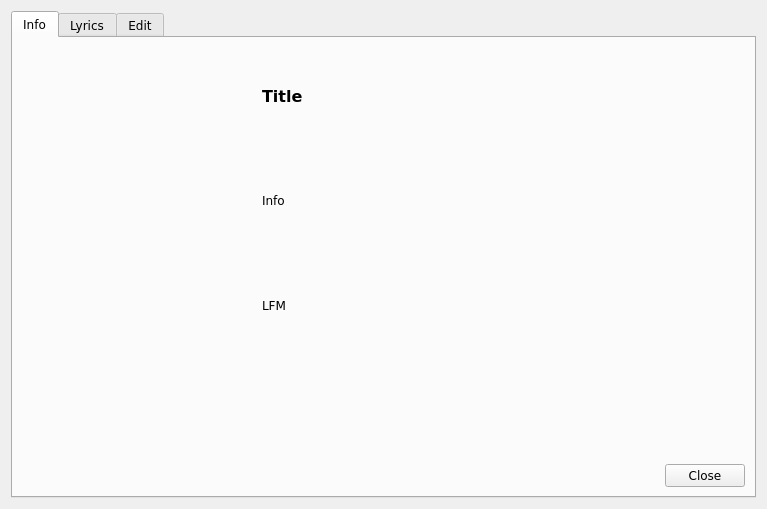
First picture: the form in trunk/src/GUI/InfoDialog/GUI_InfoDialog.ui, repository shahid334/sayonara-player, before the edit.
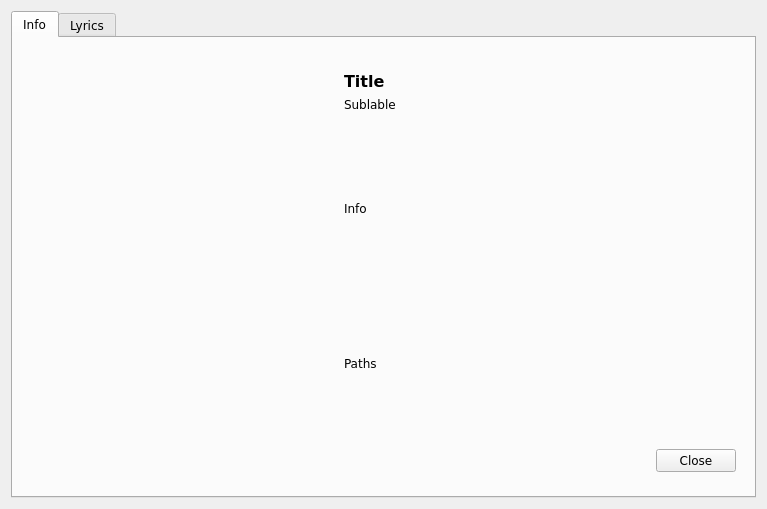
Second picture: the form after the edit. The open tabs and pages were chosen to show the change.

```diff
--- a/trunk/src/GUI/InfoDialog/GUI_InfoDialog.ui
+++ b/trunk/src/GUI/InfoDialog/GUI_InfoDialog.ui
@@ -14,7 +14,7 @@
    <string>Info / Edit</string>
   </property>
   <layout class="QGridLayout" name="gridLayout">
-   <item row="0" column="0">
+   <item row="1" column="1">
     <widget class="QTabWidget" name="tab_widget">
      <property name="minimumSize">
       <size>
@@ -38,7 +38,7 @@
       <enum>QTabWidget::Rounded</enum>
      </property>
      <property name="currentIndex">
-      <number>2</number>
+      <number>1</number>
      </property>
      <property name="elideMode">
       <enum>Qt::ElideNone</enum>
@@ -60,161 +60,10 @@
        <property name="horizontalSpacing">
         <number>20</number>
        </property>
-       <item row="1" column="1" colspan="2">
-        <widget class="QLabel" name="lab_info">
-         <property name="sizePolicy">
-          <sizepolicy hsizetype="Preferred" vsizetype="Preferred">
-           <horstretch>0</horstretch>
-           <verstretch>0</verstretch>
-          </sizepolicy>
-         </property>
-         <property name="font">
-          <font>
-           <family>DejaVu Sans</family>
-          </font>
-         </property>
-         <property name="text">
-          <string>Info</string>
-         </property>
-         <property name="wordWrap">
-          <bool>true</bool>
-         </property>
-        </widget>
-       </item>
-       <item row="2" column="1" colspan="2">
-        <widget class="QLabel" name="lab_playcount">
-         <property name="sizePolicy">
-          <sizepolicy hsizetype="Preferred" vsizetype="Preferred">
-           <horstretch>0</horstretch>
-           <verstretch>0</verstretch>
-          </sizepolicy>
-         </property>
-         <property name="font">
-          <font>
-           <family>DejaVu Sans</family>
-          </font>
-         </property>
-         <property name="text">
-          <string>LFM</string>
-         </property>
-         <property name="wordWrap">
-          <bool>true</bool>
-         </property>
-        </widget>
-       </item>
-       <item row="3" column="1" colspan="2">
-        <widget class="QLabel" name="lab_paths">
-         <property name="sizePolicy">
-          <sizepolicy hsizetype="Preferred" vsizetype="Preferred">
-           <horstretch>0</horstretch>
-           <verstretch>0</verstretch>
-          </sizepolicy>
-         </property>
-         <property name="font">
-          <font>
-           <family>DejaVu Sans</family>
-          </font>
-         </property>
-         <property name="text">
-          <string/>
-         </property>
-         <property name="wordWrap">
-          <bool>true</bool>
-         </property>
-        </widget>
-       </item>
-       <item row="0" column="0" rowspan="5">
-        <layout class="QVBoxLayout" name="verticalLayout">
-         <item>
-          <spacer name="verticalSpacer_2">
-           <property name="font">
-            <font>
-             <family>DejaVu Sans</family>
-            </font>
-           </property>
-           <property name="orientation">
-            <enum>Qt::Vertical</enum>
-           </property>
-           <property name="sizeHint" stdset="0">
-            <size>
-             <width>20</width>
-             <height>40</height>
-            </size>
-           </property>
-          </spacer>
-         </item>
-         <item>
-          <widget class="QPushButton" name="btn_image">
-           <property name="minimumSize">
-            <size>
-             <width>220</width>
-             <height>220</height>
-            </size>
-           </property>
-           <property name="maximumSize">
-            <size>
-             <width>220</width>
-             <height>220</height>
-            </size>
-           </property>
-           <property name="font">
-            <font>
-             <family>DejaVu Sans</family>
-            </font>
-           </property>
-           <property name="focusPolicy">
-            <enum>Qt::NoFocus</enum>
-           </property>
-           <property name="text">
-            <string/>
-           </property>
-           <property name="iconSize">
-            <size>
-             <width>220</width>
-             <height>220</height>
-            </size>
-           </property>
-           <property name="flat">
-            <bool>true</bool>
-           </property>
-          </widget>
-         </item>
-         <item>
-          <spacer name="verticalSpacer">
-           <property name="font">
-            <font>
-             <family>DejaVu Sans</family>
-            </font>
-           </property>
-           <property name="orientation">
-            <enum>Qt::Vertical</enum>
-           </property>
-           <property name="sizeHint" stdset="0">
-            <size>
-             <width>20</width>
-             <height>40</height>
-            </size>
-           </property>
-          </spacer>
-         </item>
-        </layout>
-       </item>
-       <item row="4" column="2">
-        <widget class="QPushButton" name="btn_close1">
-         <property name="font">
-          <font>
-           <family>DejaVu Sans</family>
-          </font>
-         </property>
-         <property name="focusPolicy">
-          <enum>Qt::NoFocus</enum>
-         </property>
-         <property name="text">
-          <string>Close</string>
-         </property>
-        </widget>
-       </item>
-       <item row="4" column="1">
+       <item row="5" column="1">
+        <widget class="QWidget" name="ui_info_widget" native="true">
+         <layout class="QGridLayout" name="gridLayout_5">
+          <item row="6" column="1">
         <spacer name="horizontalSpacer_2">
          <property name="font">
           <font>
@@ -227,15 +76,93 @@
          <property name="sizeHint" stdset="0">
           <size>
            <width>40</width>
+              <height>34</height>
+             </size>
+            </property>
+           </spacer>
+          </item>
+          <item row="6" column="2">
+           <widget class="QPushButton" name="btn_close1">
+            <property name="font">
+             <font>
+              <family>DejaVu Sans</family>
+             </font>
+            </property>
+            <property name="focusPolicy">
+             <enum>Qt::NoFocus</enum>
+            </property>
+            <property name="text">
+             <string>Close</string>
+            </property>
+           </widget>
+          </item>
+          <item row="6" column="0">
+           <spacer name="horizontalSpacer_3">
+            <property name="orientation">
+             <enum>Qt::Horizontal</enum>
+            </property>
+            <property name="sizeHint" stdset="0">
+             <size>
+              <width>40</width>
            <height>20</height>
           </size>
          </property>
         </spacer>
        </item>
-       <item row="0" column="1" colspan="2">
+          <item row="5" column="1">
+           <widget class="QLabel" name="lab_paths">
+            <property name="sizePolicy">
+             <sizepolicy hsizetype="MinimumExpanding" vsizetype="MinimumExpanding">
+              <horstretch>0</horstretch>
+              <verstretch>0</verstretch>
+             </sizepolicy>
+            </property>
+            <property name="font">
+             <font>
+              <family>DejaVu Sans</family>
+             </font>
+            </property>
+            <property name="text">
+             <string>Paths</string>
+            </property>
+            <property name="wordWrap">
+             <bool>true</bool>
+            </property>
+           </widget>
+          </item>
+          <item row="3" column="1">
+           <spacer name="verticalSpacer_3">
+            <property name="orientation">
+             <enum>Qt::Vertical</enum>
+            </property>
+            <property name="sizeType">
+             <enum>QSizePolicy::Maximum</enum>
+            </property>
+            <property name="sizeHint" stdset="0">
+             <size>
+              <width>20</width>
+              <height>10</height>
+             </size>
+            </property>
+           </spacer>
+          </item>
+          <item row="2" column="1">
+           <widget class="QLabel" name="lab_subheader">
+            <property name="sizePolicy">
+             <sizepolicy hsizetype="MinimumExpanding" vsizetype="Maximum">
+              <horstretch>0</horstretch>
+              <verstretch>0</verstretch>
+             </sizepolicy>
+            </property>
+            <property name="text">
+             <string>Sublable</string>
+            </property>
+           </widget>
+          </item>
+          <item row="1" column="1">
         <widget class="QLabel" name="lab_heading">
          <property name="sizePolicy">
-          <sizepolicy hsizetype="MinimumExpanding" vsizetype="Preferred">
+             <sizepolicy hsizetype="MinimumExpanding" vsizetype="Maximum">
            <horstretch>0</horstretch>
            <verstretch>0</verstretch>
           </sizepolicy>
@@ -256,6 +183,115 @@
          </property>
         </widget>
        </item>
+          <item row="4" column="1">
+           <widget class="QLabel" name="lab_info">
+            <property name="sizePolicy">
+             <sizepolicy hsizetype="MinimumExpanding" vsizetype="MinimumExpanding">
+              <horstretch>0</horstretch>
+              <verstretch>0</verstretch>
+             </sizepolicy>
+            </property>
+            <property name="font">
+             <font>
+              <family>DejaVu Sans</family>
+             </font>
+            </property>
+            <property name="text">
+             <string>Info</string>
+            </property>
+            <property name="wordWrap">
+             <bool>true</bool>
+            </property>
+           </widget>
+          </item>
+          <item row="0" column="1">
+           <spacer name="verticalSpacer_4">
+            <property name="orientation">
+             <enum>Qt::Vertical</enum>
+            </property>
+            <property name="sizeType">
+             <enum>QSizePolicy::Maximum</enum>
+            </property>
+            <property name="sizeHint" stdset="0">
+             <size>
+              <width>20</width>
+              <height>10</height>
+             </size>
+            </property>
+           </spacer>
+          </item>
+          <item row="0" column="0" rowspan="6">
+           <layout class="QVBoxLayout" name="verticalLayout">
+            <property name="sizeConstraint">
+             <enum>QLayout::SetDefaultConstraint</enum>
+            </property>
+            <item>
+             <spacer name="verticalSpacer">
+              <property name="orientation">
+               <enum>Qt::Vertical</enum>
+              </property>
+              <property name="sizeHint" stdset="0">
+               <size>
+                <width>20</width>
+                <height>40</height>
+               </size>
+              </property>
+             </spacer>
+            </item>
+            <item>
+             <widget class="QPushButton" name="btn_image">
+              <property name="minimumSize">
+               <size>
+                <width>300</width>
+                <height>300</height>
+               </size>
+              </property>
+              <property name="maximumSize">
+               <size>
+                <width>300</width>
+                <height>300</height>
+               </size>
+              </property>
+              <property name="font">
+               <font>
+                <family>DejaVu Sans</family>
+               </font>
+              </property>
+              <property name="focusPolicy">
+               <enum>Qt::NoFocus</enum>
+              </property>
+              <property name="text">
+               <string/>
+              </property>
+              <property name="iconSize">
+               <size>
+                <width>220</width>
+                <height>220</height>
+               </size>
+              </property>
+              <property name="flat">
+               <bool>true</bool>
+              </property>
+             </widget>
+            </item>
+            <item>
+             <spacer name="verticalSpacer_2">
+              <property name="orientation">
+               <enum>Qt::Vertical</enum>
+              </property>
+              <property name="sizeHint" stdset="0">
+               <size>
+                <width>20</width>
+                <height>40</height>
+               </size>
+              </property>
+             </spacer>
+            </item>
+           </layout>
+          </item>
+         </layout>
+        </widget>
+       </item>
       </layout>
      </widget>
      <widget class="QWidget" name="tab_2">
@@ -263,49 +299,16 @@
        <string>Lyrics</string>
       </attribute>
       <layout class="QGridLayout" name="gridLayout_3">
-       <item row="0" column="0" colspan="3">
-        <widget class="QTextEdit" name="te_lyrics">
+       <item row="0" column="0">
+        <widget class="QWidget" name="ui_lyric_widget" native="true">
          <property name="sizePolicy">
-          <sizepolicy hsizetype="Preferred" vsizetype="MinimumExpanding">
+          <sizepolicy hsizetype="MinimumExpanding" vsizetype="MinimumExpanding">
            <horstretch>0</horstretch>
            <verstretch>0</verstretch>
           </sizepolicy>
          </property>
-         <property name="minimumSize">
-          <size>
-           <width>0</width>
-           <height>0</height>
-          </size>
-         </property>
-         <property name="sizeIncrement">
-          <size>
-           <width>0</width>
-           <height>0</height>
-          </size>
-         </property>
-         <property name="font">
-          <font>
-           <family>DejaVu Sans</family>
-          </font>
-         </property>
-         <property name="horizontalScrollBarPolicy">
-          <enum>Qt::ScrollBarAlwaysOff</enum>
-         </property>
-        </widget>
-       </item>
-       <item row="2" column="2">
-        <widget class="QPushButton" name="btn_close">
-         <property name="font">
-          <font>
-           <family>DejaVu Sans</family>
-          </font>
-         </property>
-         <property name="text">
-          <string>Close</string>
-         </property>
-        </widget>
-       </item>
-       <item row="2" column="1">
+         <layout class="QGridLayout" name="gridLayout_6">
+          <item row="1" column="1">
         <spacer name="horizontalSpacer">
          <property name="font">
           <font>
@@ -323,8 +326,14 @@
          </property>
         </spacer>
        </item>
-       <item row="2" column="0">
+          <item row="1" column="0">
         <widget class="QComboBox" name="combo_servers">
+            <property name="sizePolicy">
+             <sizepolicy hsizetype="Preferred" vsizetype="Maximum">
+              <horstretch>0</horstretch>
+              <verstretch>0</verstretch>
+             </sizepolicy>
+            </property>
          <property name="font">
           <font>
            <family>DejaVu Sans</family>
@@ -344,13 +353,52 @@
          </property>
         </widget>
        </item>
-      </layout>
-     </widget>
-     <widget class="QWidget" name="tab_3">
-      <attribute name="title">
-       <string>Edit</string>
-      </attribute>
-      <layout class="QGridLayout" name="gridLayout_4"/>
+          <item row="1" column="2">
+           <widget class="QPushButton" name="btn_close">
+            <property name="font">
+             <font>
+              <family>DejaVu Sans</family>
+             </font>
+            </property>
+            <property name="text">
+             <string>Close</string>
+            </property>
+           </widget>
+          </item>
+          <item row="0" column="0" colspan="3">
+           <widget class="QTextEdit" name="te_lyrics">
+            <property name="sizePolicy">
+             <sizepolicy hsizetype="Preferred" vsizetype="MinimumExpanding">
+              <horstretch>0</horstretch>
+              <verstretch>0</verstretch>
+             </sizepolicy>
+            </property>
+            <property name="minimumSize">
+             <size>
+              <width>0</width>
+              <height>0</height>
+             </size>
+            </property>
+            <property name="sizeIncrement">
+             <size>
+              <width>0</width>
+              <height>0</height>
+             </size>
+            </property>
+            <property name="font">
+             <font>
+              <family>DejaVu Sans</family>
+             </font>
+            </property>
+            <property name="horizontalScrollBarPolicy">
+             <enum>Qt::ScrollBarAlwaysOff</enum>
+            </property>
+           </widget>
+          </item>
+         </layout>
+        </widget>
+       </item>
+      </layout>
      </widget>
     </widget>
    </item>
```
Lines whose indentation alone changed are shown as unchanged.
